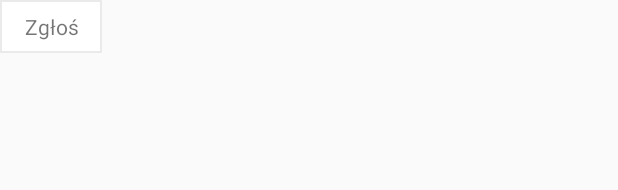
After one commit to tomasz-janik/SocialApp, an Android app: the layout popup_card.xml on its own in the app's theme, with its tools: preview values and no code run, on a phone screen of 412 x 824 dp. The commit adds this screen. Shown: the top 190 px of the screen. Run offline under Robolectric (Android 15) with nearby library versions, the phone set to English and light mode, and no system bars.

Commit message:
Added report button and notification after reporting

```diff
--- a/app/build.gradle
+++ b/app/build.gradle
@@ -29,6 +29,8 @@ dependencies {
     compile 'com.github.tomasz-janik:MaterialSearchBar:0.7.7'
     compile 'com.google.android:flexbox:1.0.0'
     compile 'net.danlew:android.joda:2.9.9.4'
+    compile 'com.labo.kaji:relativepopupwindow:0.3.1'
+
 
     compile 'org.parceler:parceler-api:1.1.11'
     annotationProcessor 'org.parceler:parceler:1.1.11'
--- /dev/null
+++ b/app/src/main/res/layout/popup_card.xml
@@ -0,0 +1,33 @@
+<?xml version="1.0" encoding="utf-8"?>
+<LinearLayout
+        xmlns:android="http://schemas.android.com/apk/res/android"
+        xmlns:app="http://schemas.android.com/apk/res-auto"
+        android:orientation="vertical"
+        android:background="@drawable/box_content"
+        android:layout_width="wrap_content"
+        android:layout_height="wrap_content">
+
+    <LinearLayout
+            android:id="@+id/ellipsis_popup_layout"
+            android:layout_width="wrap_content"
+            android:layout_height="wrap_content"
+            android:layout_gravity="center"
+            android:background="?android:attr/selectableItemBackground"
+            android:gravity="center"
+            android:orientation="vertical">
+
+        <TextView
+                android:layout_width="wrap_content"
+                android:layout_height="wrap_content"
+                android:text="@string/report"
+                android:gravity="center"
+                android:layout_marginBottom="8dp"
+                android:layout_marginTop="8dp"
+                android:layout_marginLeft="16dp"
+                android:layout_marginRight="16dp"
+                android:layout_marginEnd="16dp"
+                android:layout_marginStart="16dp"/>
+
+    </LinearLayout>
+
+</LinearLayout>
--- a/app/src/main/res/values/strings.xml
+++ b/app/src/main/res/values/strings.xml
@@ -73,4 +73,7 @@
     <string name="add_comment_string">Napisz nowy komentarz</string>
     <string name="replay_comment_string">Odpowiedz na komentarz</string>
 
+    <string name="report">Zgłoś</string>
+    <string name="report_commited">Zgłoszenie zostało przyjęte, dziękujemy!</string>
+
 </resources>
```
Also changed, not shown: app/src/main/java/pl/itomaszjanik/test/Comments/CommentAdapter.java (+1 -1 lines), app/src/main/java/pl/itomaszjanik/test/Comments/CommentClickListener.java (+1 -1 lines), app/src/main/java/pl/itomaszjanik/test/Comments/CommentNoReplayAdapter.java (+1 -1 lines), app/src/main/java/pl/itomaszjanik/test/EllipsisPopup/EllipsisPopup.java (added, +72 -0 lines), app/src/main/java/pl/itomaszjanik/test/EllipsisPopup/EllipsisPopupListener.java (added, +10 -0 lines), app/src/main/java/pl/itomaszjanik/test/Fragments/CommentDetailsActivity.java (+30 -8 lines), app/src/main/java/pl/itomaszjanik/test/Fragments/NoteDetailsActivity.java (+17 -2 lines).
